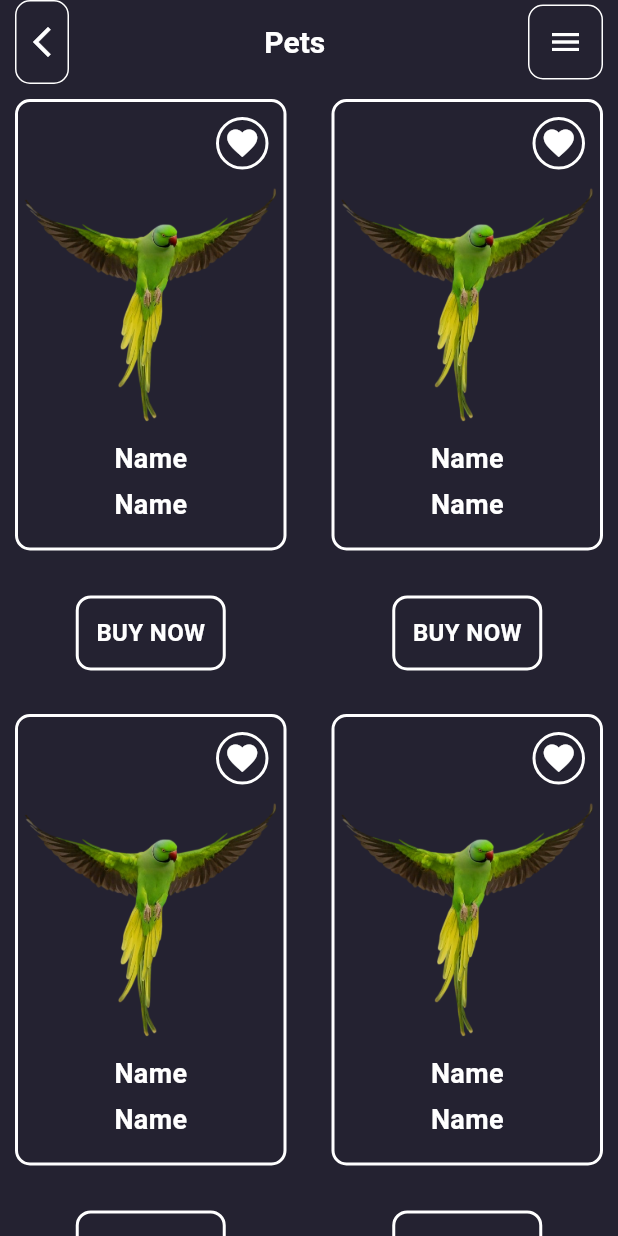
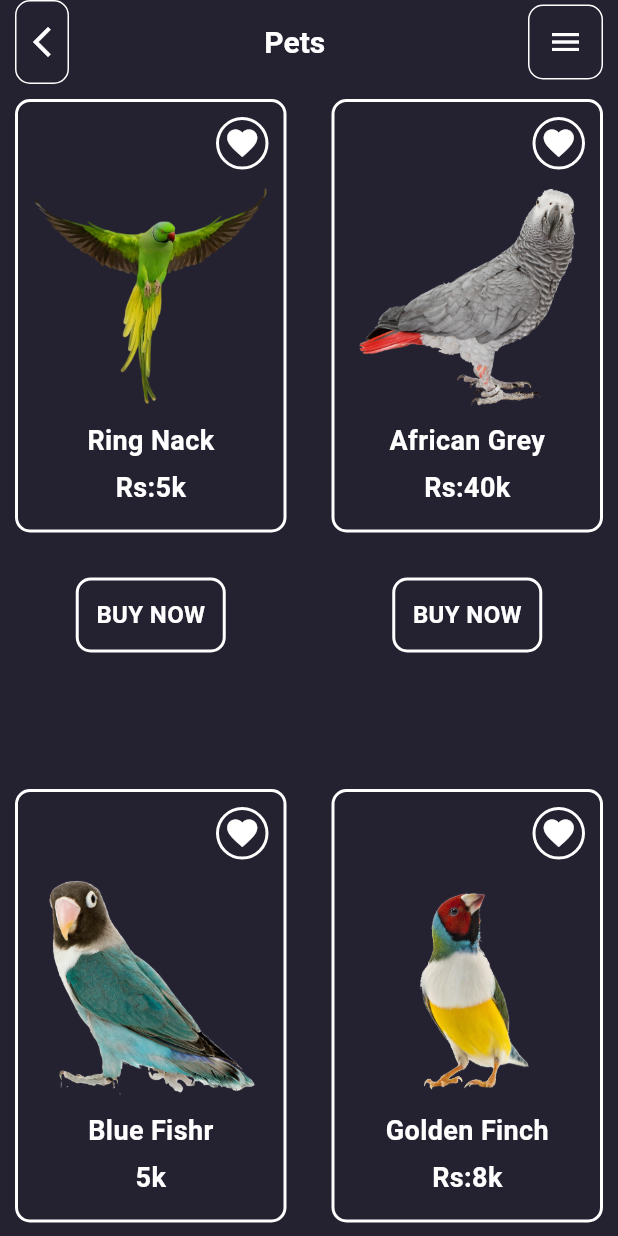
Before and after one commit to Muhammd-Shehzad/T-Shirt_App_UI_InClass, a Flutter app: the screen it shows after launch, on a phone screen of 412 x 824 dp. Run offline on Flutter 3.47's test engine with Material 3 defaults, Android fonts, the phone set to English and light mode, and no system bars.

```diff
--- /dev/null
+++ b/lib/favr.dart
@@ -0,0 +1,39 @@
+import 'package:flutter/material.dart';
+
+class favorite extends StatefulWidget {
+  favorite({super.key});
+
+  @override
+  State<favorite> createState() => _favoriteState();
+}
+
+bool isFav = false;
+
+class _favoriteState extends State<favorite> {
+  @override
+  Widget build(BuildContext context) {
+    return Padding(
+      padding: const EdgeInsets.all(10),
+      child: Align(
+        alignment: Alignment.topRight,
+        child: GestureDetector(
+          onTap: () => setState(() {
+            isFav = !isFav;
+          }),
+          child: Container(
+            height: 35,
+            width: 35,
+            decoration: BoxDecoration(
+                color: Color.fromARGB(255, 36, 34, 49),
+                border: Border.all(color: Colors.white, width: 2),
+                shape: BoxShape.circle),
+            child: Icon(
+              Icons.favorite,
+              color: isFav ? Colors.red : Colors.white,
+            ),
+          ),
+        ),
+      ),
+    );
+  }
+}
--- a/lib/grid_view.dart
+++ b/lib/grid_view.dart
@@ -1,10 +1,36 @@
-import 'package:flutter/cupertino.dart';
 import 'package:flutter/material.dart';
-import 'package:flutter/widgets.dart';
 import 'package:gridview_builder_parrot_app/confirm_order.dart';
+import 'package:gridview_builder_parrot_app/favr.dart';
 
-class GVbuilder extends StatelessWidget {
-  const GVbuilder({super.key});
+class GVbuilder extends StatefulWidget {
+  GVbuilder({super.key});
+
+  @override
+  State<GVbuilder> createState() => _GVbuilderState();
+}
+
+class _GVbuilderState extends State<GVbuilder> {
+  List Images = [
+    'assets/1.png',
+    'assets/african.png',
+    'assets/bluefisher.png',
+    'assets/goldenfinch.png',
+    'assets/grey_coc.png',
+    'assets/ma1.png',
+    'assets/paral.png'
+  ];
+
+  List Name = [
+    'Ring Nack',
+    'African Grey',
+    'Blue Fishr',
+    'Golden Finch',
+    'Grey Cocktail',
+    'Blue Macow',
+    'Charkol Cocktail'
+  ];
+
+  List Price = ['Rs:5k', 'Rs:40k', '5k', 'Rs:8k', 'Rs:2k', 'Rs:1Lac', 'Rs:3k'];
 
   @override
   Widget build(BuildContext context) {
@@ -68,10 +94,10 @@ class GVbuilder extends StatelessWidget {
             crossAxisCount: 2,
             mainAxisSpacing: 10,
             crossAxisSpacing: 10,
-            childAspectRatio: 1 / 1.7,
-            mainAxisExtent: 400,
+            childAspectRatio: 2 / 1.7,
+            mainAxisExtent: 450,
           ),
-          itemCount: 4,
+          itemCount: 7,
           itemBuilder: (contex, index) {
             return Column(
               children: [
@@ -84,33 +110,17 @@ class GVbuilder extends StatelessWidget {
                         borderRadius: BorderRadius.circular(10)),
                     child: Column(
                       children: [
-                        Padding(
-                          padding: const EdgeInsets.all(10),
-                          child: Align(
-                            alignment: Alignment.topRight,
-                            child: Container(
-                              height: 35,
-                              width: 35,
-                              decoration: BoxDecoration(
-                                  color: Color.fromARGB(255, 36, 34, 49),
-                                  border:
-                                      Border.all(color: Colors.white, width: 2),
-                                  shape: BoxShape.circle),
-                              child: Icon(
-                                Icons.favorite,
-                                color: Colors.white,
-                              ),
-                            ),
-                          ),
-                        ),
+                        favorite(),
                         Image.asset(
-                          'assets/1.png',
+                          Images[index],
+                          height: 150,
+                          width: 180,
                         ),
                         SizedBox(
                           height: 8,
                         ),
                         Text(
-                          'Name',
+                          Name[index],
                           style: TextStyle(
                               color: Colors.white,
                               fontSize: 18,
@@ -119,7 +129,7 @@ class GVbuilder extends StatelessWidget {
                         Padding(
                           padding: EdgeInsets.all(5),
                           child: Text(
-                            'Name',
+                            Price[index],
                             style: TextStyle(
                                 color: Colors.white,
                                 fontSize: 18,
@@ -142,7 +152,11 @@ class GVbuilder extends StatelessWidget {
                       context,
                       MaterialPageRoute(
                         builder: (contex) {
-                          return ConfirmOrder();
+                          return ConfirmOrder(
+                            image: Images[index],
+                            name: Name[index],
+                            price: Price[index],
+                          );
                         },
                       ),
                     );
```
Also changed, not shown: lib/confirm_order.dart (+21 -4 lines), lib/done_order.dart (+86 -2 lines), assets/budgri.png (deleted), assets/pngegg (2).png (deleted).
